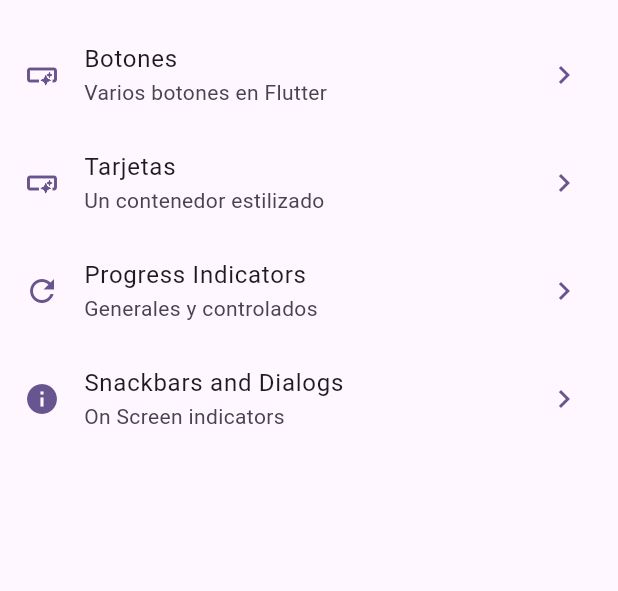
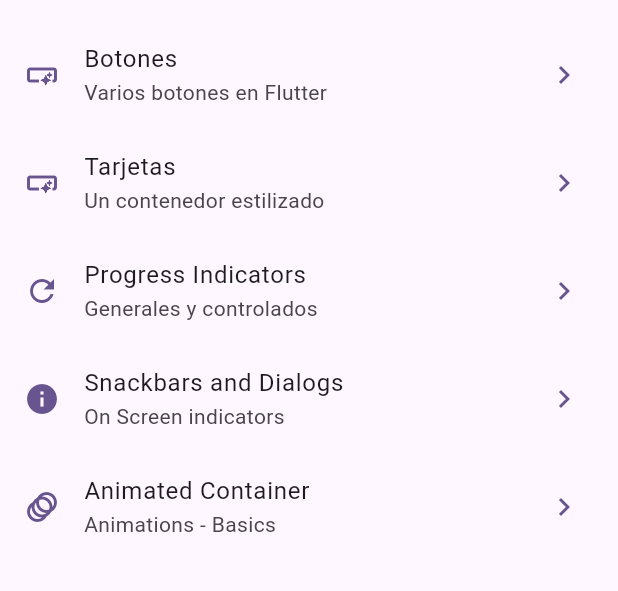
Before and after one commit to eacardenase/flutter-widgets, a Flutter app: the screen it shows after launch, on a phone screen of 412 x 824 dp, the part 63-654 px from its top. Run offline on Flutter 3.47's test engine with Material 3 defaults, Android fonts, the phone set to English and light mode, and no system bars; our stand-ins replace go_router.

Commit message:
feat: animated container

```diff
--- a/lib/config/menu/menu_items.dart
+++ b/lib/config/menu/menu_items.dart
@@ -39,4 +39,10 @@ const appMenuItems = <MenuItem>[
     link: '/snackbars',
     icon: Icons.info,
   ),
+  MenuItem(
+    title: 'Animated Container',
+    subTitle: 'Animations - Basics',
+    link: '/animated',
+    icon: Icons.animation,
+  ),
 ];
--- a/lib/config/router/app_router.dart
+++ b/lib/config/router/app_router.dart
@@ -30,5 +30,10 @@ final appRouter = GoRouter(
       path: '/snackbars',
       builder: (context, state) => const SnackbarScreen(),
     ),
+    GoRoute(
+      name: AnimatedScreen.name,
+      path: '/animated',
+      builder: (context, state) => const AnimatedScreen(),
+    ),
   ],
 );
```
Also changed, not shown: lib/presentation/screens/animated/animated_screen.dart (+52 -2 lines).
